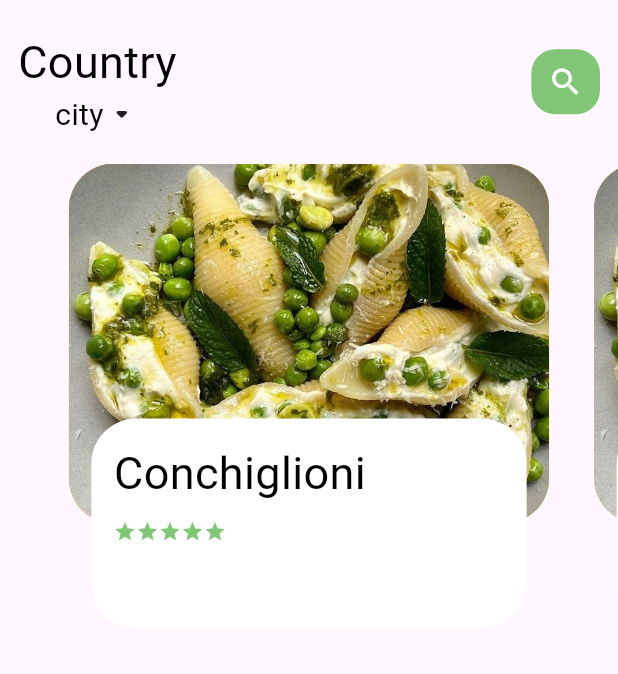
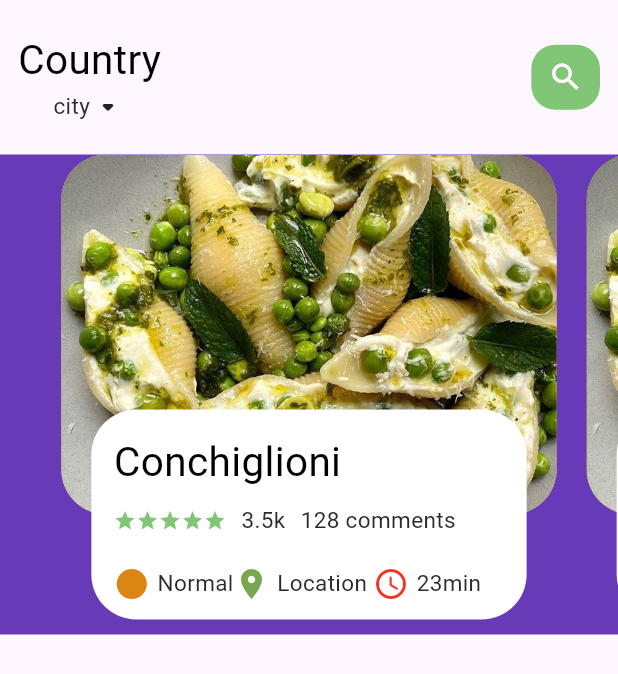
Before and after one commit to meriemDahil/Food_Delivery, a Flutter app: the screen it shows after launch, on a phone screen of 412 x 824 dp. Shown: the top 674 px of the screen. Run offline on Flutter 3.47's test engine with Material 3 defaults, Android fonts, the phone set to English and light mode, and no system bars.

Commit message:
fill the stacked container

```diff
--- a/lib/presentation/screens/food_slider.dart
+++ b/lib/presentation/screens/food_slider.dart
@@ -2,6 +2,7 @@
 import 'package:flutter/material.dart';
 import 'package:flutter/widgets.dart';
 import 'package:food_delivery/utils/color.dart';
+import 'package:food_delivery/widget/reusable_icon_text_widget.dart';
 import 'package:food_delivery/widget/text.dart';
 
 class FoodSlider extends StatefulWidget {
@@ -20,7 +21,7 @@ class _FoodSliderState extends State<FoodSlider> {
     return  Container(
       height: 320,
       //its necessary to add the height
-      // color: Colors.deepPurple,
+      color: Colors.deepPurple,
       child: PageView.builder(
         controller: pageController,
         itemCount: 5,
@@ -37,7 +38,7 @@ class _FoodSliderState extends State<FoodSlider> {
           // this container takes the size of it parent container
           // to make take it supposed size we  wrap it in a stack
           height: 240,
-          margin: EdgeInsets.only(left:  15,right: 15),
+          margin: EdgeInsets.only(left:  10,right: 10),
           decoration: BoxDecoration(
             borderRadius: BorderRadius.circular(30),
             color: Colors.amber,
@@ -71,9 +72,20 @@ class _FoodSliderState extends State<FoodSlider> {
                   Wrap(
                     //List.generate is used to create list of children it takes a lengh and return a function which can be an widget
                     children: List.generate(5, (index) =>Icon( Icons.star,color: AppColors.mainColor,size: 15,)),
-                  )
+                  ),
+                  SizedBox(width: 10,),
+                  SmallText(text: '3.5k'),
+                  SizedBox(width: 10,),
+                  SmallText(text: '128 comments')
                 ],
-              )
+              ),
+              SizedBox(height: 20,),
+              Row(children: [
+                IconText(icon: Icons.circle_sharp, text: 'Normal',iconColor: Color.fromARGB(255, 219, 133, 21)),
+                IconText(icon: Icons.location_on, text: 'Location ',iconColor: Color.fromARGB(255, 121, 167, 81)),
+                IconText(icon: Icons.access_time_rounded, text: '23min',iconColor: Color.fromARGB(255, 243, 50, 33)),
+
+              ],)
 
             ],),
           ),
--- /dev/null
+++ b/lib/widget/reusable_icon_text_widget.dart
@@ -0,0 +1,19 @@
+import 'package:flutter/material.dart';
+import 'package:food_delivery/widget/text.dart';
+
+class IconText extends StatelessWidget {
+  final IconData icon;
+  final String text;
+
+  final Color iconColor;
+  const IconText({super.key, required this.icon, required this.text,required this.iconColor});
+
+  @override
+  Widget build(BuildContext context) {
+    return Row(children: [
+      Icon(icon,color:iconColor),
+      SizedBox(width: 5,),
+      SmallText(text: text,),
+    ],);
+  }
+}
--- a/lib/widget/text.dart
+++ b/lib/widget/text.dart
@@ -10,7 +10,7 @@ class BigText extends StatelessWidget {
 
   BigText({super.key ,
   required this.text,
-  this.size=30.0,
+  this.size=27.0,
   this.color=const Color.fromARGB(255, 0, 0, 0),
   this.textOverflow=TextOverflow.ellipsis});
 
@@ -37,9 +37,9 @@ class SmallText extends StatelessWidget {
   TextOverflow textOverflow;
 
   SmallText({super.key ,required this.text,
-  this.size=20.0,
+  this.size=15.0,
   // the color should have this format or hex only when initializing it
-  this.color=Colors.black,
+  this.color=const Color.fromARGB(255, 43, 43, 43),
   this.textOverflow=TextOverflow.ellipsis});
 
   @override
@@ -50,8 +50,8 @@ class SmallText extends StatelessWidget {
        style: TextStyle(
         fontSize: size,
         color: color,
-        height: 1.3
-       // overflow: textOverflow
+        height: 1.3,
+        overflow: textOverflow
       ),
     );
   }
```
